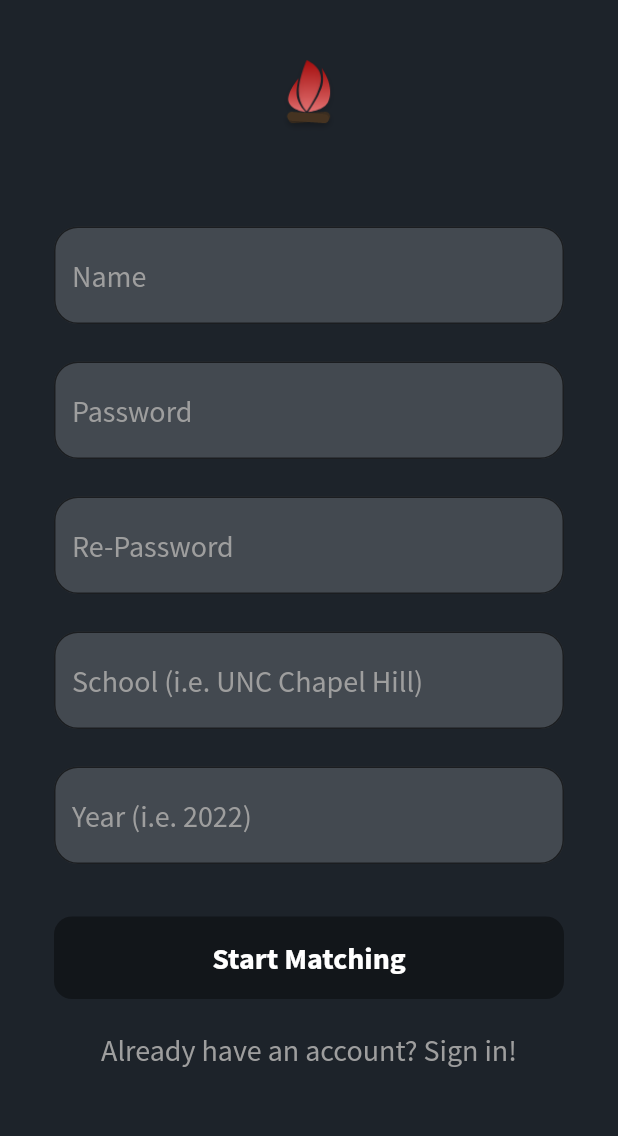
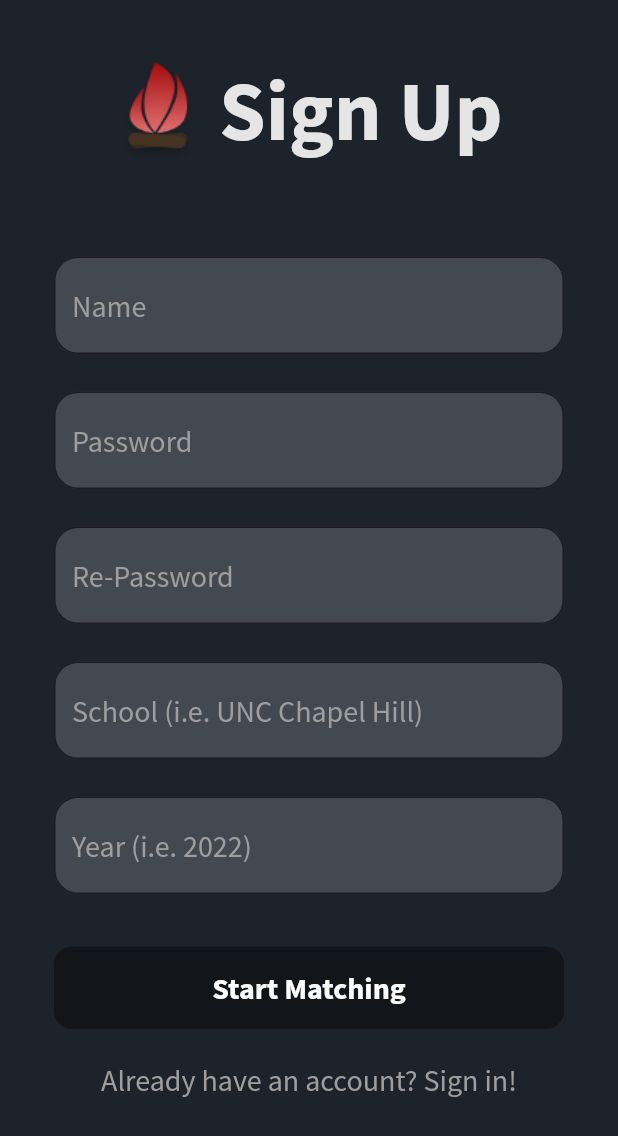
Before and after one commit to kchangela7/gather_app, a Flutter app: the SignUp screen opened directly, on a phone screen of 412 x 824 dp. Shown: the top 1136 px of the screen. Run offline on Flutter 3.47's test engine with Material 2 defaults, Android fonts, the phone set to English and light mode, and no system bars; our stand-ins replace flutter_spinkit, flutter_tindercard, font_awesome_flutter.

Commit message:
sign up edits

```diff
--- a/lib/authentication/signUp.dart
+++ b/lib/authentication/signUp.dart
@@ -95,12 +95,10 @@ class _SignUpState extends State<SignUp> {
       onPressed: widget.toggleAuth,
       child: Container(
         width: MediaQuery.of(context).size.width,
-        child: Text(
-          "Start Matching",
+        child: Text("Start Matching",
             textAlign: TextAlign.center,
             style: style.copyWith(
-            color: Colors.white, fontWeight: FontWeight.bold)
-        ),
+                color: Colors.white, fontWeight: FontWeight.bold)),
       ),
     );
 
@@ -114,12 +112,23 @@ class _SignUpState extends State<SignUp> {
                 crossAxisAlignment: CrossAxisAlignment.center,
                 mainAxisAlignment: MainAxisAlignment.start,
                 children: <Widget>[
+                  Row(
+                    mainAxisAlignment: MainAxisAlignment.center,
+                    children: [
                       SizedBox(
-                    height: 55.0,
+                        height: 75.0,
                         child: Image.asset(
                           "assets/images/logo.png",
                           fit: BoxFit.contain,
                         ),
+                      ),
+                      SizedBox(width: 12),
+                      Text("Sign Up",
+                          style: TextStyle(
+                              color: Color(0xFFE5E5E5),
+                              fontSize: 56,
+                              fontWeight: FontWeight.w700)),
+                    ],
                   ),
                   SizedBox(height: 60.0),
                   nameField,
@@ -138,11 +147,8 @@ class _SignUpState extends State<SignUp> {
                   SizedBox(height: 10.0),
                   FlatButton(
                       onPressed: widget.toggleSignIn,
-                    child: Text(
-                      "Already have an account? Sign in!",
-                      style: style
-                    )
-                  )
+                      child: Text("Already have an account? Sign in!",
+                          style: style))
                 ],
               )),
         ),
```
Lines whose indentation alone changed are shown as unchanged.
